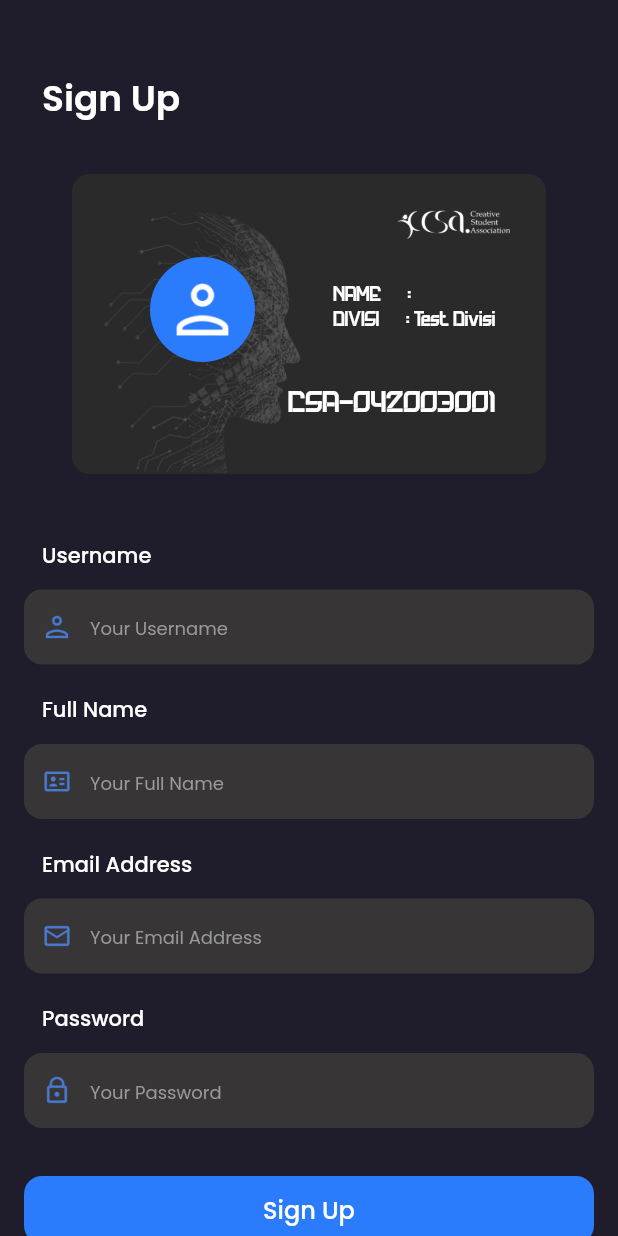
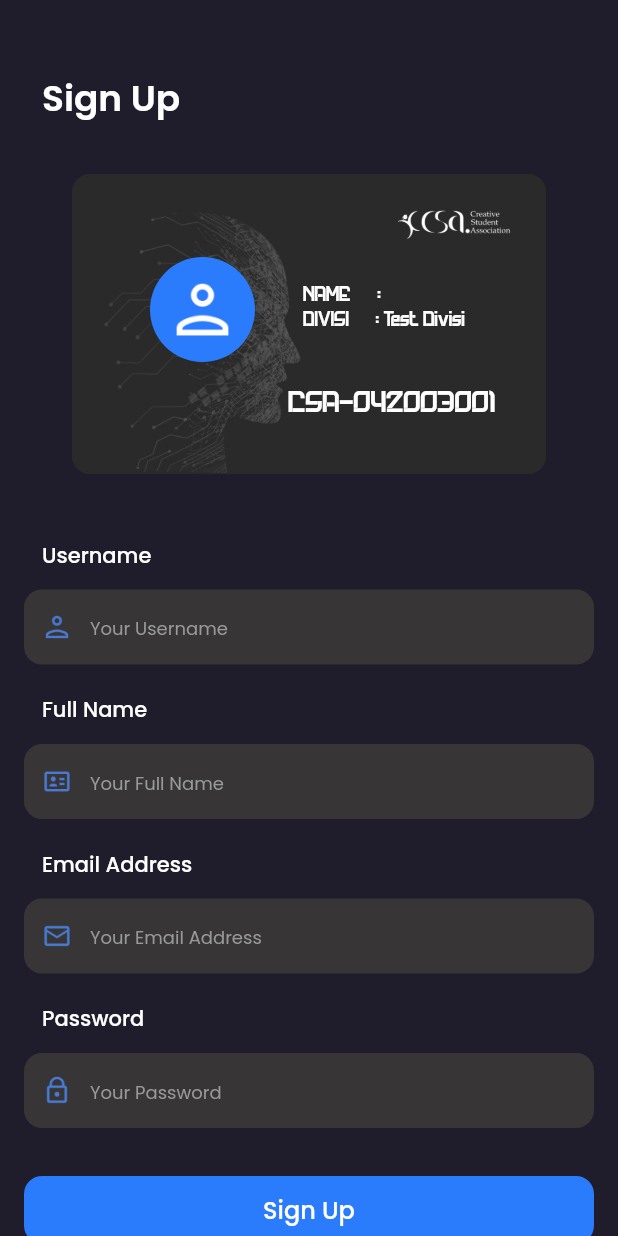
Before and after one commit to mudapa/idenor, a Flutter app: the SignUp screen opened by its route, on a phone screen of 412 x 824 dp. Run offline on Flutter 3.47's test engine with Material 2 defaults, Android fonts, the light colour scheme and no system bars; our stand-ins replace google_fonts.

Commit message:
sign up card update

```diff
--- a/lib/pages/sign_up.dart
+++ b/lib/pages/sign_up.dart
@@ -10,12 +10,13 @@ class SignUp extends StatefulWidget {
 }
 
 class _SignUpState extends State<SignUp> {
-  String userName = '';
   String fullName = '';
-  String email = '';
-  String password = '';
 
-  TextEditingController fullNameController = TextEditingController(text: '');
+  set result(String result) {
+    setState(() {
+      fullName = result;
+    });
+  }
 
   @override
   Widget build(BuildContext context) {
@@ -94,7 +95,9 @@ class _SignUpState extends State<SignUp> {
                               color: whiteColor,
                             ),
                           ),
-                          Column(
+                          const SizedBox(width: 32),
+                          Expanded(
+                            child: Column(
                               crossAxisAlignment: CrossAxisAlignment.start,
                               children: [
                                 Text(
@@ -104,6 +107,7 @@ class _SignUpState extends State<SignUp> {
                                     fontSize: 12,
                                     color: whiteColor,
                                   ),
+                                  maxLines: 1,
                                 ),
                                 Text(
                                   'DIVISI      : Test Divisi',
@@ -114,6 +118,7 @@ class _SignUpState extends State<SignUp> {
                                   ),
                                 ),
                               ],
+                            ),
                           ),
                         ],
                       ),
@@ -248,7 +253,10 @@ class _SignUpState extends State<SignUp> {
                     const SizedBox(width: 12),
                     Expanded(
                       child: TextFormField(
-                        controller: fullNameController,
+                        onChanged: (value) {
+                          fullName = value;
+                          result = fullName;
+                        },
                         style: primaryTextStyle,
                         decoration: InputDecoration.collapsed(
                           hintText: 'Your Full Name',
@@ -414,7 +422,7 @@ class _SignUpState extends State<SignUp> {
     Widget footer() {
       return Container(
         margin: const EdgeInsets.only(
-          top: 257,
+          top: 100,
           bottom: 32,
         ),
         child: Row(
```
Lines whose indentation alone changed are shown as unchanged.
